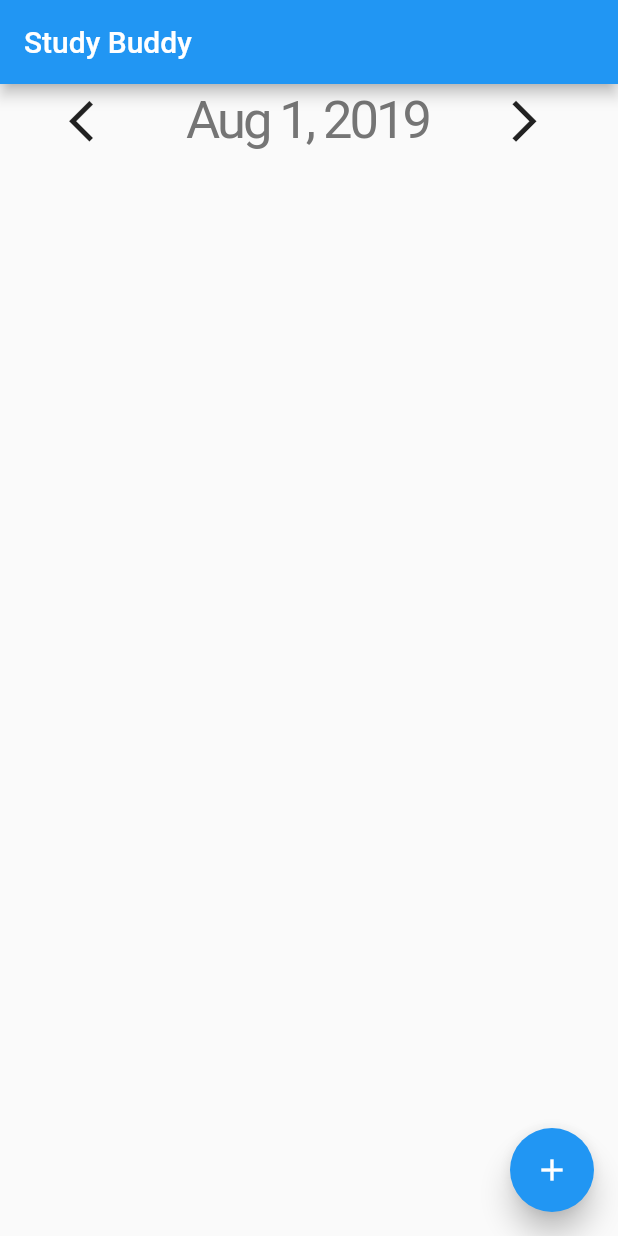
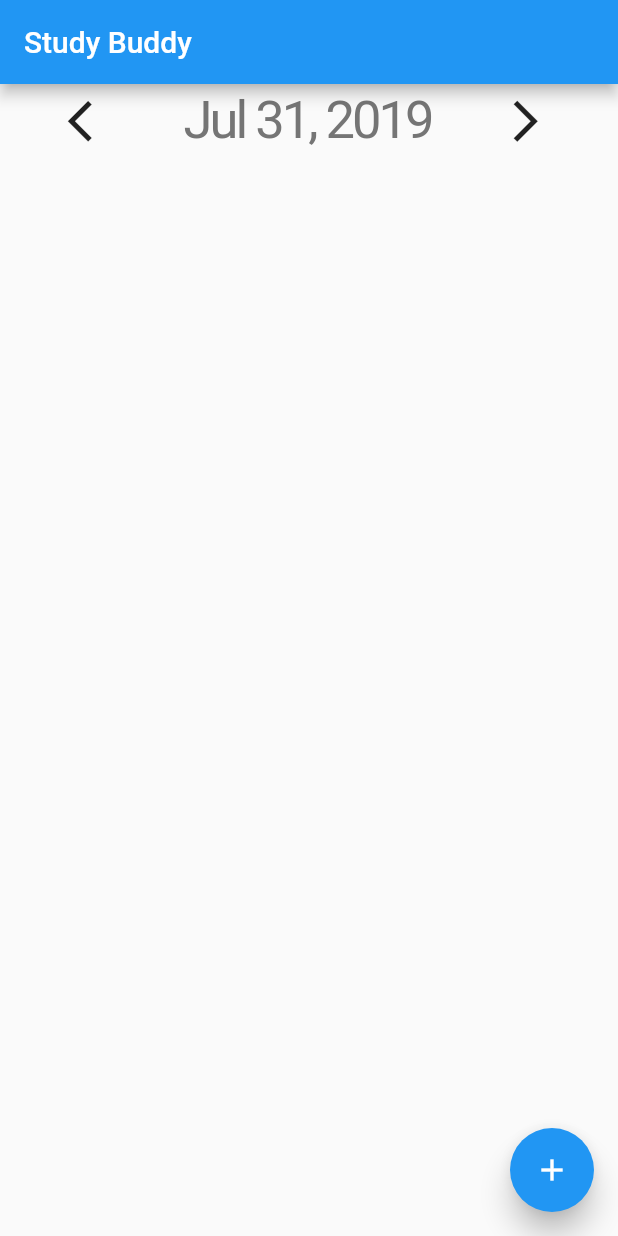
Before and after one commit to sahilmahendrakar/StudyBuddy_v2, a Flutter app: the screen it shows after launch, after a tap on the "arrow back ios" icon, on a phone screen of 412 x 824 dp. Run offline on Flutter 3.47's test engine with Material 2 defaults, Android fonts, the phone set to English and light mode, and no system bars; drawn by our look-alikes of flutter_speed_dial.

Commit message:
Change Date on Button Press

```diff
--- a/lib/main.dart
+++ b/lib/main.dart
@@ -1,7 +1,7 @@
 import 'package:flutter/material.dart';
 
 import './ui/speedDial.dart';
-import 'package:intl/intl.dart';
+import './ui/dateTop.dart';
 
 void main() => runApp(MyApp());
 
@@ -29,7 +29,6 @@ class MyHomePage extends StatefulWidget {
 }
 
 class _MyHomePageState extends State<MyHomePage> {
-  DateTime time = DateTime.now();
 
   @override
   Widget build(BuildContext context) {
@@ -39,44 +38,8 @@ class _MyHomePageState extends State<MyHomePage> {
       ),
       body: Column(
         children: <Widget>[
-          Row(
-
-            mainAxisAlignment: MainAxisAlignment.spaceEvenly,
-
-            children: <Widget>[
-              //----------------------Date Left Button----------------------------
-              IconButton(
-                icon: Icon(Icons.arrow_back_ios),
-                onPressed: () => {
-                  time = time.subtract(Duration(days: 1))
-                },
-                iconSize: 33,
-              ),
-
-              Container(
-                child: Text(
-                  DateFormat("yMMMd").format(time),
-                  textAlign: TextAlign.center,
-                  style: TextStyle(
-                    fontWeight: FontWeight.normal,
-                    fontSize: 35,
-                    letterSpacing: -2,
-                    color: Colors.grey[600],
-                  ),
-                ),
-              ),
-
-              IconButton(
-                icon: Icon(Icons.arrow_forward_ios),
-                onPressed: () => {
-                  time = time.add(Duration(days: 1))
-                },
-                iconSize: 33,
-              ),
-
-              //----------------------Date Right Button----------------------------
-            ],
-          ),
+          //----------------------This is the date at the top----------------------------
+          dateTop(),
 
           //----------------------Calendar and rest (page maybe) go here----------------------------
         ],
--- /dev/null
+++ b/lib/ui/dateTop.dart
@@ -0,0 +1,55 @@
+import 'package:flutter/material.dart';
+
+import 'package:intl/intl.dart';
+
+class dateTop extends StatefulWidget {
+  @override
+  _dateTopState createState() => _dateTopState();
+}
+
+class _dateTopState extends State<dateTop> {
+
+  DateTime time = DateTime.now();
+
+  @override
+  Widget build(BuildContext context) {
+    return Row(
+            mainAxisAlignment: MainAxisAlignment.spaceEvenly,
+            children: <Widget>[
+
+              IconButton(
+                icon: Icon(Icons.arrow_back_ios),
+                onPressed: () {
+                  setState(() {
+                    time = time.subtract(Duration(days: 1));
+                  });
+                },
+                iconSize: 33,
+              ),
+
+              Container(
+                child: Text(
+                  DateFormat("yMMMd").format(time),
+                  textAlign: TextAlign.center,
+                  style: TextStyle(
+                    fontWeight: FontWeight.normal,
+                    fontSize: 35,
+                    letterSpacing: -2,
+                    color: Colors.grey[600],
+                  ),
+                ),
+              ),
+
+              IconButton(
+                icon: Icon(Icons.arrow_forward_ios),
+                onPressed: () {
+                  setState(() {
+                    time = time.add(Duration(days: 1));
+                  });
+                },
+                iconSize: 33,
+              ),
+            ],
+          );
+  }
+}
--- a/lib/ui/speedDial.dart
+++ b/lib/ui/speedDial.dart
@@ -5,6 +5,7 @@ import 'package:flutter_speed_dial/flutter_speed_dial.dart';
 class optionButton extends StatelessWidget {
   @override
   Widget build(BuildContext context) {
+
     return SpeedDial(
           child: Icon(Icons.add),
           animatedIcon: AnimatedIcons.menu_close,
```
